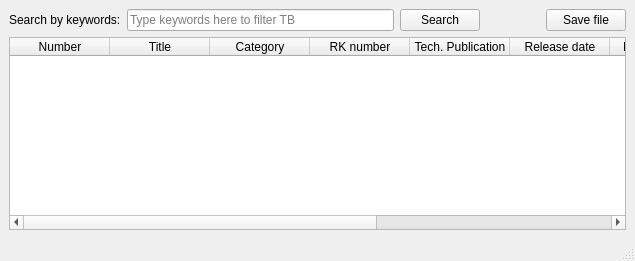
The window that UI/MainWindow.ui (Folco68/TBI) describes before a commit, drawn with Qt 5.
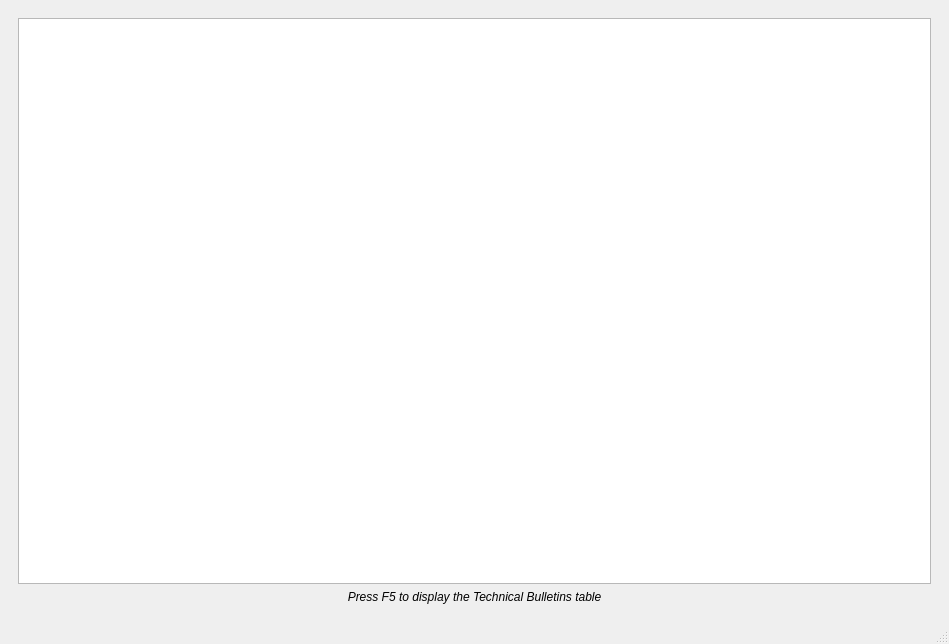
The same window after the commit. The open tabs and pages were chosen to show the change.

Commit message: - created the QThread which will manage the Index thread - implemented the central stacked widget and its toggle shortcut

The edit to the form file:
```diff
--- a/UI/MainWindow.ui
+++ b/UI/MainWindow.ui
@@ -6,15 +6,22 @@
    <rect>
     <x>0</x>
     <y>0</y>
-    <width>635</width>
-    <height>261</height>
+    <width>949</width>
+    <height>644</height>
    </rect>
   </property>
   <property name="acceptDrops">
    <bool>true</bool>
   </property>
   <widget class="QWidget" name="centralwidget">
-   <layout class="QVBoxLayout" name="verticalLayout">
+   <layout class="QVBoxLayout" name="verticalLayout_3">
+    <item>
+     <widget class="QStackedWidget" name="StackCentral">
+      <property name="currentIndex">
+       <number>0</number>
+      </property>
+      <widget class="QWidget" name="PageTable">
+       <layout class="QVBoxLayout" name="verticalLayout_2">
     <item>
      <layout class="QHBoxLayout" name="HLayoutKeywords">
       <item>
@@ -121,6 +128,41 @@
         <string>Keywords</string>
        </property>
       </column>
+         </widget>
+        </item>
+       </layout>
+      </widget>
+      <widget class="QWidget" name="PageLog">
+       <layout class="QVBoxLayout" name="verticalLayout">
+        <item>
+         <widget class="QPlainTextEdit" name="TextEditLog">
+          <property name="font">
+           <font>
+            <family>Consolas</family>
+           </font>
+          </property>
+          <property name="readOnly">
+           <bool>true</bool>
+          </property>
+         </widget>
+        </item>
+        <item>
+         <widget class="QLabel" name="LebelHint">
+          <property name="font">
+           <font>
+            <italic>true</italic>
+           </font>
+          </property>
+          <property name="text">
+           <string>Press F5 to display the Technical Bulletins table</string>
+          </property>
+          <property name="alignment">
+           <set>Qt::AlignmentFlag::AlignCenter</set>
+          </property>
+         </widget>
+        </item>
+       </layout>
+      </widget>
      </widget>
     </item>
    </layout>
```
Left out of the diff: 4 changed lines with no effect on the pictures. Lines whose indentation alone changed are shown as unchanged. The commit also changes 2 other files.
